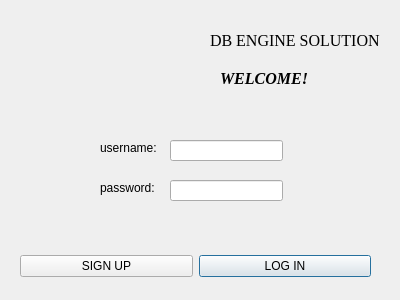
Above: POO---DB-Engine/CLIENT/AuthentificationWindow.ui from stefanungureanu04/POO---DB-Engine before the change. Below: the same form after it.
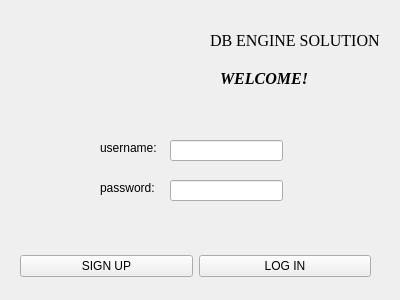
That is the form after the change. Icons and pictures are not drawn.

```diff
--- a/POO---DB-Engine/CLIENT/AuthentificationWindow.ui
+++ b/POO---DB-Engine/CLIENT/AuthentificationWindow.ui
@@ -34,6 +34,9 @@
       <property name="text">
        <string>SIGN UP</string>
       </property>
+      <property name="autoDefault">
+       <bool>false</bool>
+      </property>
      </widget>
     </item>
     <item>
@@ -41,8 +44,11 @@
       <property name="text">
        <string>LOG IN</string>
       </property>
+      <property name="autoDefault">
+       <bool>false</bool>
+      </property>
       <property name="default">
-       <bool>true</bool>
+       <bool>false</bool>
       </property>
      </widget>
     </item>
```
